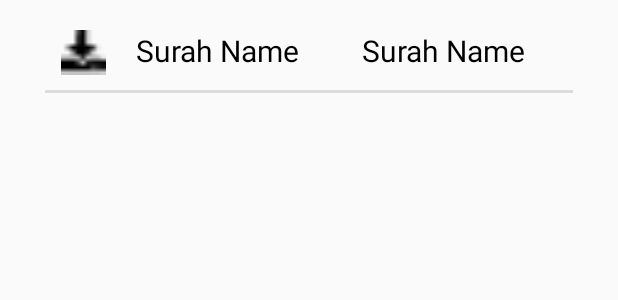
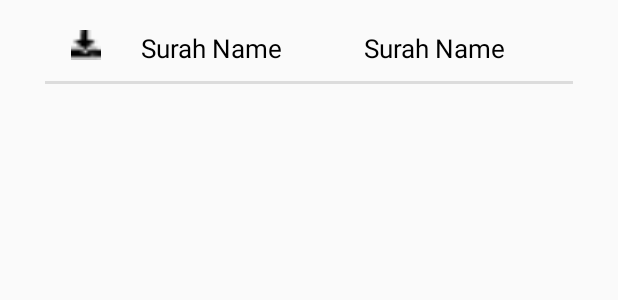
Before and after one commit to aqsashahid123/AlQuran, an Android app: the layout row_surah_names.xml on its own in the app's theme, with its tools: preview values and no code run, on a phone screen of 412 x 824 dp. Shown: the top 300 px of the screen. Run offline under Robolectric (Android 15) with nearby library versions, the phone set to English and light mode, and no system bars; network calls fail.

Commit message:
commit by aqsa

```diff
--- a/app/src/main/res/layout/row_ayahs_with_translation.xml
+++ b/app/src/main/res/layout/row_ayahs_with_translation.xml
@@ -14,7 +14,7 @@
         android:id="@+id/ivPlay"
         android:src="@drawable/ayat_end"/>
     <LinearLayout
-        android:layout_width="match_parent"
+        android:layout_width="wrap_content"
         android:orientation="vertical"
 
 
--- a/app/src/main/res/layout/row_surah_names.xml
+++ b/app/src/main/res/layout/row_surah_names.xml
@@ -12,8 +12,8 @@
         android:orientation="horizontal">
 
         <ImageView
-            android:layout_width="30dp"
-            android:layout_height="30dp"
+            android:layout_width="20dp"
+            android:layout_height="20dp"
             android:src="@drawable/download"
             android:id="@+id/ivDownload"
             android:layout_weight="1"
@@ -24,7 +24,7 @@
         android:layout_width="wrap_content"
         android:layout_height="wrap_content"
 
-        android:textSize="20sp"
+        android:textSize="17sp"
         android:textColor="#000"
         android:id="@+id/tvSurahNameEnglish"
         android:text="Surah Name"
@@ -33,7 +33,7 @@
     <TextView
         android:layout_width="wrap_content"
         android:layout_height="wrap_content"
-        android:textSize="20sp"
+        android:textSize="17sp"
         android:textColor="#000"
         android:text="Surah Name"
         android:id="@+id/tvSurahNameArabic"
```
Also changed, not shown: app/src/main/java/uberapp/itpvt/com/alquranmyapp/Activities/MainActivity.java (+43 -43 lines), app/src/main/res/layout/activity_main.xml (+18 -18 lines).
